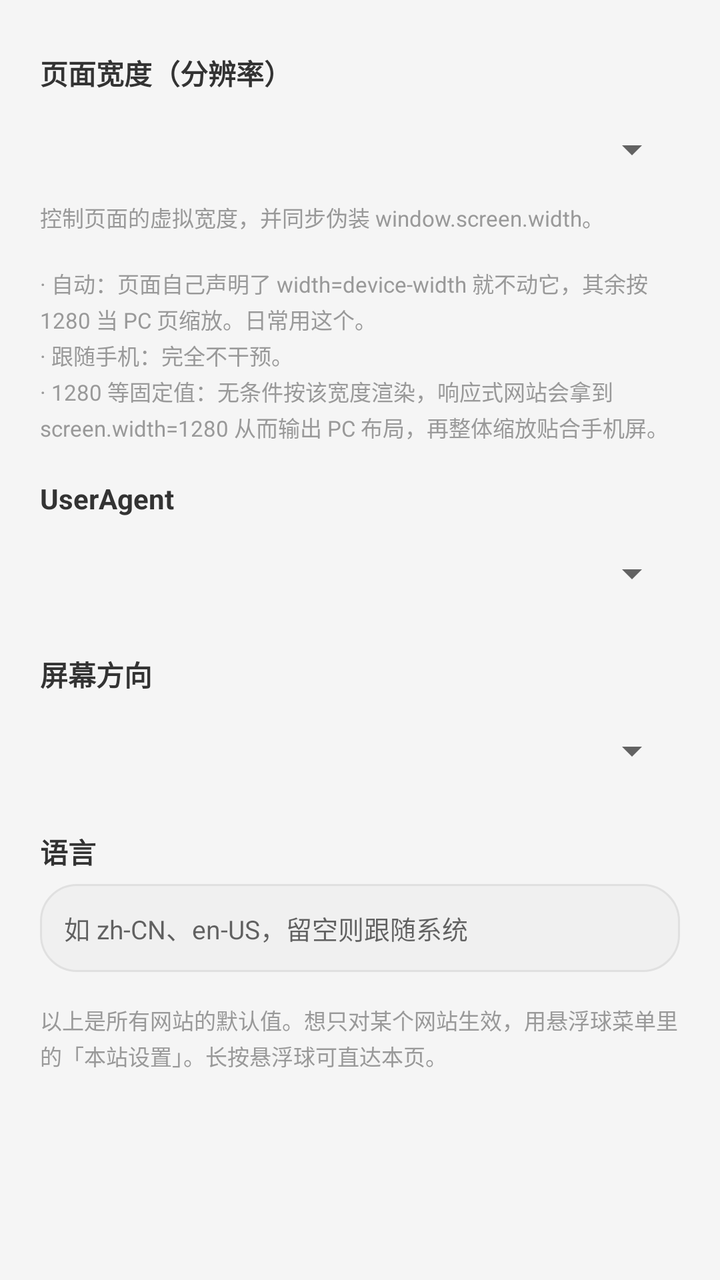
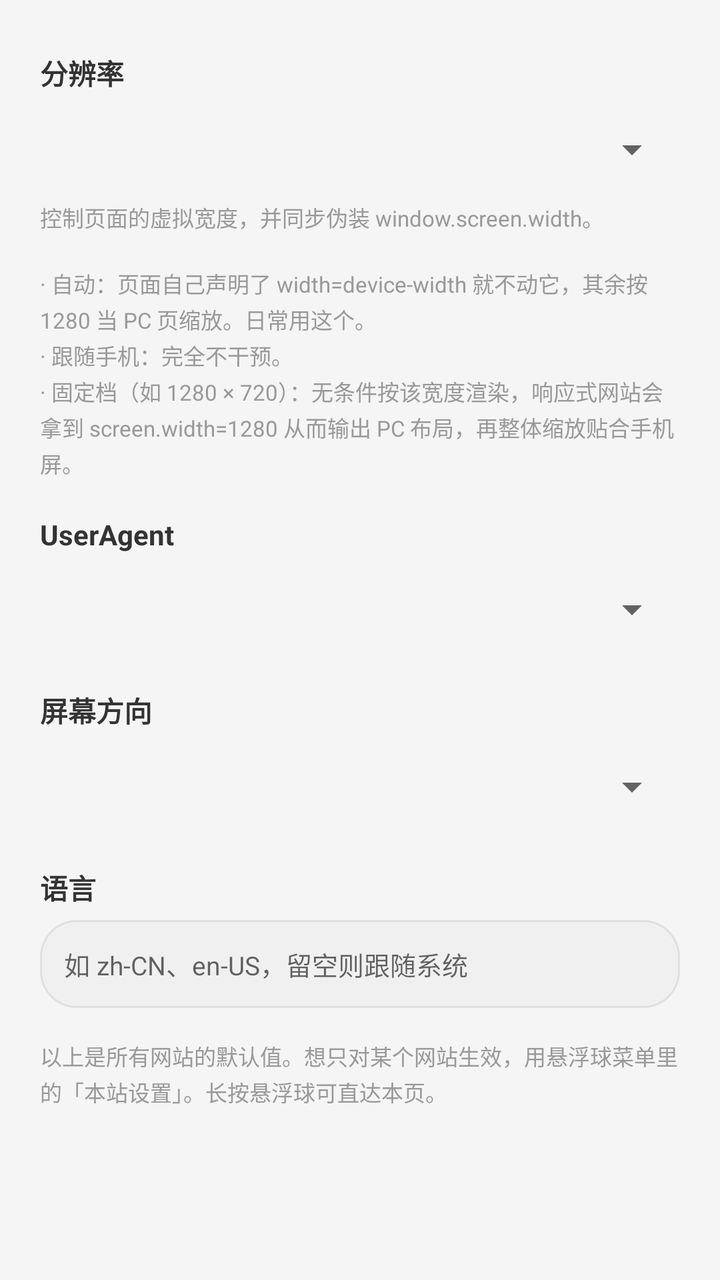

Screens rendered from an Android XML layout before and after an edit, with the pre-edit source and the edit as a unified diff.
<!-- AndroidManifest.xml: application theme Theme.MobileBrowser -->
<!-- res/layout/dialog_settings.xml -->
<?xml version="1.0" encoding="utf-8"?>
<ScrollView xmlns:android="http://schemas.android.com/apk/res/android"
    android:layout_width="match_parent"
    android:layout_height="wrap_content">

    <LinearLayout
        android:layout_width="match_parent"
        android:layout_height="wrap_content"
        android:orientation="vertical"
        android:paddingStart="20dp"
        android:paddingEnd="20dp"
        android:paddingTop="8dp"
        android:paddingBottom="16dp">

        
        <TextView
            style="@style/SettingsLabel"
            android:text="@string/settings_width" />

        <Spinner
            android:id="@+id/spWidth"
            android:layout_width="match_parent"
            android:layout_height="44dp" />

        <TextView
            style="@style/SettingsHint"
            android:text="@string/settings_width_hint" />

        
        <TextView
            style="@style/SettingsLabel"
            android:text="@string/settings_ua" />

        <Spinner
            android:id="@+id/spUa"
            android:layout_width="match_parent"
            android:layout_height="44dp" />

        <EditText
            android:id="@+id/etUaCustom"
            android:layout_width="match_parent"
            android:layout_height="wrap_content"
            android:layout_marginTop="6dp"
            android:minHeight="44dp"
            android:background="@drawable/bg_url_bar"
            android:paddingStart="12dp"
            android:paddingEnd="12dp"
            android:paddingTop="10dp"
            android:paddingBottom="10dp"
            android:textSize="12sp"
            android:inputType="text"
            android:importantForAutofill="no"
            android:hint="@string/settings_ua_custom_hint"
            android:visibility="gone" />

        
        <TextView
            style="@style/SettingsLabel"
            android:text="@string/settings_orientation" />

        <Spinner
            android:id="@+id/spOrientation"
            android:layout_width="match_parent"
            android:layout_height="44dp" />

        
        <TextView
            style="@style/SettingsLabel"
            android:text="@string/settings_language" />

        <EditText
            android:id="@+id/etLanguage"
            android:layout_width="match_parent"
            android:layout_height="wrap_content"
            android:minHeight="44dp"
            android:background="@drawable/bg_url_bar"
            android:paddingStart="12dp"
            android:paddingEnd="12dp"
            android:paddingTop="10dp"
            android:paddingBottom="10dp"
            android:singleLine="true"
            android:textSize="13sp"
            android:inputType="text"
            android:importantForAutofill="no"
            android:hint="@string/settings_language_hint" />

        <TextView
            style="@style/SettingsHint"
            android:layout_marginTop="16dp"
            android:text="@string/settings_global_hint" />

    </LinearLayout>

</ScrollView>
<!-- resources referenced by this layout -->
<resources>
  <!-- drawable bg_url_bar (drawable) -->
  <?xml version="1.0" encoding="utf-8"?>
  <shape xmlns:android="http://schemas.android.com/apk/res/android"
      android:shape="rectangle">
      <solid android:color="@color/input_background" />
      <corners android:radius="18dp" />
      <stroke android:width="1dp" android:color="@color/stroke" />
  </shape>
  <string name="settings_global_hint">以上是所有网站的默认值。想只对某个网站生效，用悬浮球菜单里的「本站设置」。长按悬浮球可直达本页。</string>
  <string name="settings_language">语言</string>
  <string name="settings_language_hint">如 zh-CN、en-US，留空则跟随系统</string>
  <string name="settings_orientation">屏幕方向</string>
  <string name="settings_ua">UserAgent</string>
  <string name="settings_ua_custom_hint">选择「自定义…」后可在此填写 UA</string>
  <string name="settings_width">页面宽度（分辨率）</string>
  <string name="settings_width_hint">控制页面的虚拟宽度，并同步伪装 window.screen.width。\n\n· 自动：页面自己声明了 width=device-width 就不动它，其余按 1280 当 PC 页缩放。日常用这个。\n· 跟随手机：完全不干预。\n· 1280 等固定值：无条件按该宽度渲染，响应式网站会拿到 screen.width=1280 从而输出 PC 布局，再整体缩放贴合手机屏。</string>
  <style name="SettingsHint">
          <item name="android:layout_width">match_parent</item>
          <item name="android:layout_height">wrap_content</item>
          <item name="android:layout_marginTop">4dp</item>
          <item name="android:textSize">11sp</item>
          <item name="android:textColor">@color/text_tertiary</item>
          <item name="android:lineSpacingExtra">2dp</item>
      </style>
  <style name="SettingsLabel">
          <item name="android:layout_width">match_parent</item>
          <item name="android:layout_height">wrap_content</item>
          <item name="android:layout_marginTop">18dp</item>
          <item name="android:layout_marginBottom">6dp</item>
          <item name="android:textSize">14sp</item>
          <item name="android:textStyle">bold</item>
          <item name="android:textColor">@color/text_primary</item>
      </style>
  <style name="Theme.MobileBrowser" parent="Theme.MaterialComponents.DayNight.NoActionBar">
          <item name="colorPrimary">@color/brand</item>
          <item name="colorPrimaryVariant">@color/brand_variant</item>
          <item name="colorOnPrimary">@color/on_brand</item>
          <item name="android:windowBackground">@color/window_background</item>
      </style>
  <color name="input_background">#F0F0F0</color>
  <color name="stroke">#E0E0E0</color>
  <color name="text_tertiary">#999999</color>
  <color name="text_primary">#333333</color>
  <color name="brand">#FF6900</color>
  <color name="brand_variant">#CC5500</color>
  <color name="on_brand">#FFFFFF</color>
  <color name="window_background">#F5F5F5</color>
</resources>

<!-- the commit's change to res/layout/dialog_settings.xml (unified diff, before → after) -->
@@ -21,6 +21,68 @@
             android:id="@+id/spWidth"
             android:layout_width="match_parent"
             android:layout_height="44dp" />
+
+        
+        <LinearLayout
+            android:id="@+id/customSizeRow"
+            android:layout_width="match_parent"
+            android:layout_height="wrap_content"
+            android:layout_marginTop="8dp"
+            android:orientation="horizontal"
+            android:gravity="center_vertical"
+            android:visibility="gone">
+
+            <TextView
+                android:layout_width="wrap_content"
+                android:layout_height="wrap_content"
+                android:labelFor="@id/etCustomWidth"
+                android:text="@string/custom_width"
+                android:textSize="13sp"
+                android:textColor="@color/text_secondary" />
+
+            <EditText
+                android:id="@+id/etCustomWidth"
+                android:layout_width="0dp"
+                android:layout_height="44dp"
+                android:layout_weight="1"
+                android:layout_marginStart="8dp"
+                android:background="@drawable/bg_url_bar"
+                android:paddingStart="12dp"
+                android:paddingEnd="12dp"
+                android:singleLine="true"
+                android:textSize="13sp"
+                android:inputType="number"
+                android:importantForAutofill="no" />
+
+            <TextView
+                android:layout_width="wrap_content"
+                android:layout_height="wrap_content"
+                android:layout_marginStart="12dp"
+                android:labelFor="@id/etCustomHeight"
+                android:text="@string/custom_height"
+                android:textSize="13sp"
+                android:textColor="@color/text_secondary" />
+
+            <EditText
+                android:id="@+id/etCustomHeight"
+                android:layout_width="0dp"
+                android:layout_height="44dp"
+                android:layout_weight="1"
+                android:layout_marginStart="8dp"
+                android:background="@drawable/bg_url_bar"
+                android:paddingStart="12dp"
+                android:paddingEnd="12dp"
+                android:singleLine="true"
+                android:textSize="13sp"
+                android:inputType="number"
+                android:importantForAutofill="no" />
+        </LinearLayout>
+
+        <TextView
+            android:id="@+id/tvCustomSizeHint"
+            style="@style/SettingsHint"
+            android:text="@string/custom_size_hint"
+            android:visibility="gone" />
 
         <TextView
             style="@style/SettingsHint"
<!-- resource entries referenced after the edit -->
@@ -1,5 +1,6 @@
 <!-- resources referenced by this layout -->
 <resources>
+  <color name="text_secondary">#666666</color>
   <!-- drawable bg_url_bar (drawable) -->
   <?xml version="1.0" encoding="utf-8"?>
   <shape xmlns:android="http://schemas.android.com/apk/res/android"
@@ -8,14 +9,17 @@
       <corners android:radius="18dp" />
       <stroke android:width="1dp" android:color="@color/stroke" />
   </shape>
+  <string name="custom_height">高</string>
+  <string name="custom_size_hint">填了高度就按这个比例模拟一块屏幕：等比缩放、四周留白。\n高度留空 = 不限高，只按宽度缩放，网页铺满屏宽。</string>
+  <string name="custom_width">宽</string>
   <string name="settings_global_hint">以上是所有网站的默认值。想只对某个网站生效，用悬浮球菜单里的「本站设置」。长按悬浮球可直达本页。</string>
   <string name="settings_language">语言</string>
   <string name="settings_language_hint">如 zh-CN、en-US，留空则跟随系统</string>
   <string name="settings_orientation">屏幕方向</string>
   <string name="settings_ua">UserAgent</string>
   <string name="settings_ua_custom_hint">选择「自定义…」后可在此填写 UA</string>
-  <string name="settings_width">页面宽度（分辨率）</string>
-  <string name="settings_width_hint">控制页面的虚拟宽度，并同步伪装 window.screen.width。\n\n· 自动：页面自己声明了 width=device-width 就不动它，其余按 1280 当 PC 页缩放。日常用这个。\n· 跟随手机：完全不干预。\n· 1280 等固定值：无条件按该宽度渲染，响应式网站会拿到 screen.width=1280 从而输出 PC 布局，再整体缩放贴合手机屏。</string>
+  <string name="settings_width">分辨率</string>
+  <string name="settings_width_hint">控制页面的虚拟宽度，并同步伪装 window.screen.width。\n\n· 自动：页面自己声明了 width=device-width 就不动它，其余按 1280 当 PC 页缩放。日常用这个。\n· 跟随手机：完全不干预。\n· 固定档（如 1280 × 720）：无条件按该宽度渲染，响应式网站会拿到 screen.width=1280 从而输出 PC 布局，再整体缩放贴合手机屏。</string>
   <style name="SettingsHint">
           <item name="android:layout_width">match_parent</item>
           <item name="android:layout_height">wrap_content</item>
